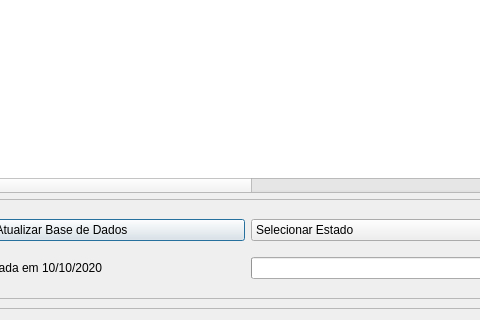
The window that src/main/python/views/anatel_dialog.ui (samuelterra22/Analysis-of-antenna-coverage) describes before a commit, drawn with Qt 5; both pictures show x 153 to 633 and y 226 to 546 of the 1176 by 546 pixel window.
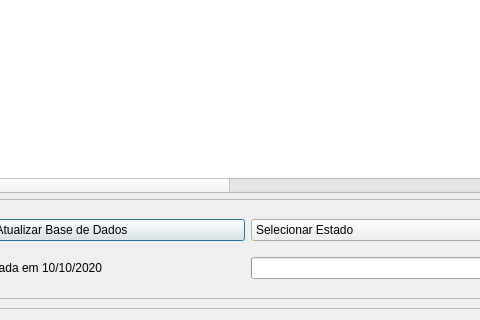
The same window after the commit.

Patch:
```diff
--- a/src/main/python/views/anatel_dialog.ui
+++ b/src/main/python/views/anatel_dialog.ui
@@ -47,7 +47,7 @@
          <number>1</number>
         </property>
         <property name="columnCount">
-         <number>33</number>
+         <number>35</number>
         </property>
         <attribute name="horizontalHeaderCascadingSectionResizes">
          <bool>false</bool>
@@ -128,6 +128,11 @@
           <string>TECNOLOGIA</string>
          </property>
         </column>
+        <column>
+         <property name="text">
+          <string>MEIO DE ACESSO</string>
+         </property>
+        </column>
         <column>
          <property name="text">
           <string>FREQ. INICIAL (MHz)</string>
@@ -223,6 +228,11 @@
           <string>LONGITUDE</string>
          </property>
         </column>
+        <column>
+         <property name="text">
+          <string>CODIGO DEBITO TFI</string>
+         </property>
+        </column>
         <column>
          <property name="text">
           <string>DATA PRIM. LICENC.</string>
@@ -288,11 +298,6 @@
           <string/>
          </property>
         </item>
-        <item row="0" column="12">
-         <property name="text">
-          <string/>
-         </property>
-        </item>
         <item row="0" column="13">
          <property name="text">
           <string/>
@@ -308,7 +313,7 @@
           <string/>
          </property>
         </item>
-        <item row="0" column="19">
+        <item row="0" column="16">
          <property name="text">
           <string/>
          </property>
@@ -353,7 +358,7 @@
           <string/>
          </property>
         </item>
-        <item row="0" column="29">
+        <item row="0" column="28">
          <property name="text">
           <string/>
          </property>
@@ -368,6 +373,11 @@
           <string/>
          </property>
         </item>
+        <item row="0" column="33">
+         <property name="text">
+          <string/>
+         </property>
+        </item>
        </widget>
       </item>
       <item>
```
